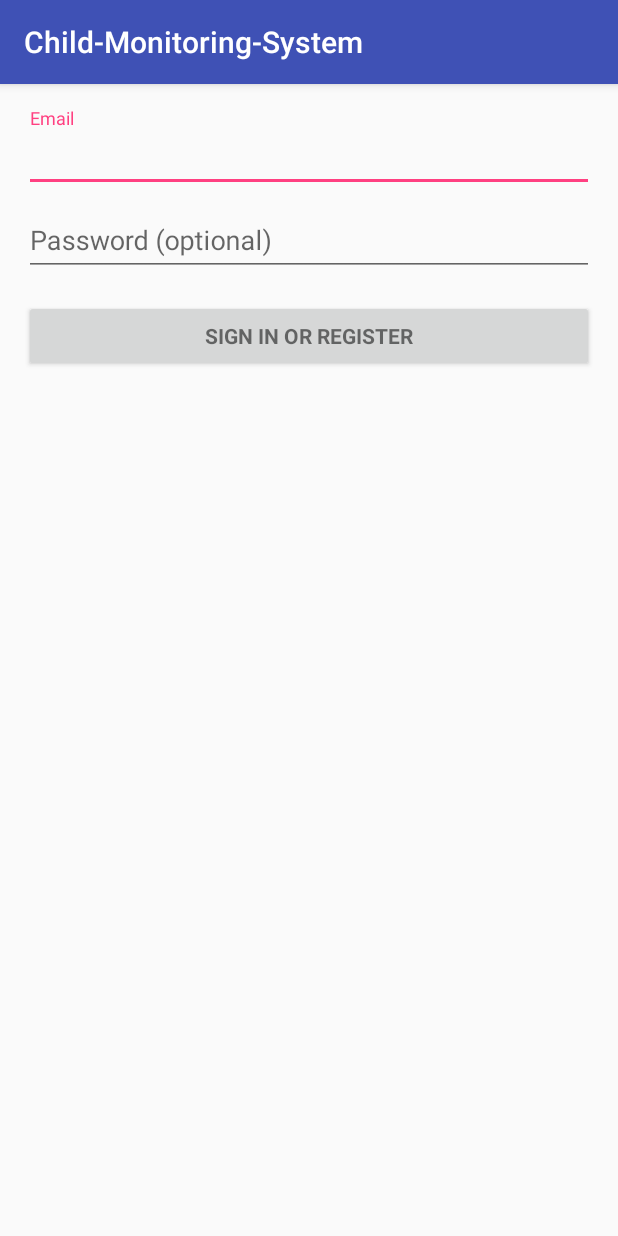
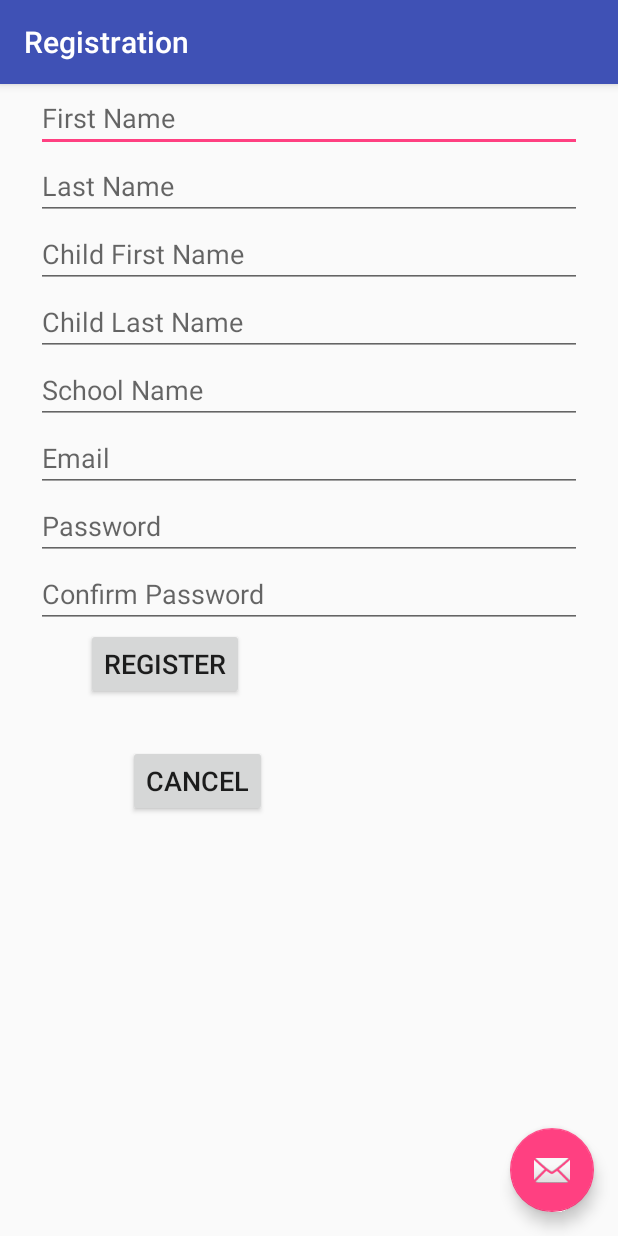
Before and after one commit to LukaASoban/Child-Monitoring-System, an Android app: the screen it shows after launch (LoginActivity before the commit, Registration after it), on a phone screen of 412 x 824 dp. Run offline under Robolectric (Android 15) with nearby library versions, the phone set to English and light mode, and no system bars; our stand-ins replace Firebase (no records; nobody signed in at launch, a user with empty details on screens opened directly).

Commit message:
added registration page

```diff
--- a/app/build.gradle
+++ b/app/build.gradle
@@ -26,6 +26,7 @@ dependencies {
     compile 'com.android.support:design:25.1.0'
     compile 'com.google.firebase:firebase-auth:10.0.1'
     compile 'com.google.android.gms:play-services-auth:10.0.1'
+    compile 'com.google.firebase:firebase-core:10.0.1'
 }
 
 apply plugin: 'com.google.gms.google-services'
--- /dev/null
+++ b/app/src/main/java/bigbrother/child_monitoring_system/Registration.java
@@ -0,0 +1,105 @@
+package bigbrother.child_monitoring_system;
+
+import android.app.ProgressDialog;
+import android.os.Bundle;
+import android.support.annotation.NonNull;
+import android.support.design.widget.FloatingActionButton;
+import android.support.design.widget.Snackbar;
+import android.support.v7.app.AppCompatActivity;
+import android.support.v7.widget.Toolbar;
+import android.text.TextUtils;
+import android.view.View;
+import android.widget.Button;
+import android.widget.EditText;
+import android.widget.ProgressBar;
+import android.widget.Toast;
+
+import com.google.android.gms.tasks.OnCompleteListener;
+import com.google.android.gms.tasks.Task;
+import com.google.firebase.auth.AuthResult;
+import com.google.firebase.auth.FirebaseAuth;
+
+public class Registration extends AppCompatActivity implements View.OnClickListener{
+
+    private Button buttonRegister;
+    private Button buttonCancel;
+    private EditText editTextEmail;
+    private EditText editTextPassword;
+    private ProgressDialog progressDialog;
+    private FirebaseAuth firebaseAuth;
+
+    @Override
+    protected void onCreate(Bundle savedInstanceState) {
+        super.onCreate(savedInstanceState);
+        setContentView(R.layout.activity_registration);
+
+        firebaseAuth = FirebaseAuth.getInstance();
+        System.out.println("firebaseAuth is null: " + firebaseAuth == null);
+        progressDialog = new ProgressDialog(this);
+
+        buttonRegister = (Button) findViewById(R.id.register);
+        buttonCancel = (Button) findViewById(R.id.cancel_registration);
+        editTextEmail = (EditText) findViewById(R.id.email);
+        editTextPassword = (EditText) findViewById(R.id.password);
+
+        buttonRegister.setOnClickListener(this);
+        buttonCancel.setOnClickListener(this);
+
+        Toolbar toolbar = (Toolbar) findViewById(R.id.toolbar);
+        setSupportActionBar(toolbar);
+
+        FloatingActionButton fab = (FloatingActionButton) findViewById(R.id.fab);
+        fab.setOnClickListener(new View.OnClickListener() {
+            @Override
+            public void onClick(View view) {
+                Snackbar.make(view, "Replace with your own action", Snackbar.LENGTH_LONG)
+                        .setAction("Action", null).show();
+            }
+        });
+    }
+
+    @Override
+    public void onClick(View view) {
+        if (buttonRegister == view) {
+            registerUser();
+        }
+
+        if (view == buttonCancel) {
+            //cancelRegistration();
+        }
+
+    }
+
+    private void registerUser() {
+        String email = editTextEmail.getText().toString().trim();
+        String password = editTextPassword.getText().toString().trim();
+
+        if (TextUtils.isEmpty(email)) {
+            Toast.makeText(this, "Please enter email", Toast.LENGTH_SHORT).show();
+            return;
+        }
+
+        if (TextUtils.isEmpty(password)) {
+            Toast.makeText(this, "Please enter password", Toast.LENGTH_SHORT).show();
+            return;
+        }
+
+        progressDialog.setMessage("Registering User...");
+        progressDialog.show();
+
+        firebaseAuth.createUserWithEmailAndPassword(email, password)
+                .addOnCompleteListener(this, new OnCompleteListener<AuthResult>() {
+                    @Override
+                    public void onComplete(@NonNull Task<AuthResult> task) {
+                        if (task.isSuccessful()) {
+                            //Toast.makeText(this, "Registered Successfully", Toast.LENGTH_SHORT).show();
+                            System.out.println("Registered Successfully");
+                        } else {
+                            //Toast.makeText(this, "Registered Successfully", Toast.LENGTH_SHORT).show();
+                            System.out.println("Registeration unsuccessful");
+                        }
+                    }
+                });
+    }
+
+}
--- /dev/null
+++ b/app/src/main/res/layout/activity_registration.xml
@@ -0,0 +1,34 @@
+<?xml version="1.0" encoding="utf-8"?>
+<android.support.design.widget.CoordinatorLayout xmlns:android="http://schemas.android.com/apk/res/android"
+    xmlns:app="http://schemas.android.com/apk/res-auto"
+    xmlns:tools="http://schemas.android.com/tools"
+    android:layout_width="match_parent"
+    android:layout_height="match_parent"
+    android:fitsSystemWindows="true"
+    tools:context="bigbrother.child_monitoring_system.Registration">
+
+    <android.support.design.widget.AppBarLayout
+        android:layout_width="match_parent"
+        android:layout_height="wrap_content"
+        android:theme="@style/AppTheme.AppBarOverlay">
+
+        <android.support.v7.widget.Toolbar
+            android:id="@+id/toolbar"
+            android:layout_width="match_parent"
+            android:layout_height="?attr/actionBarSize"
+            android:background="?attr/colorPrimary"
+            app:popupTheme="@style/AppTheme.PopupOverlay" />
+
+    </android.support.design.widget.AppBarLayout>
+
+    <include layout="@layout/content_registration" />
+
+    <android.support.design.widget.FloatingActionButton
+        android:id="@+id/fab"
+        android:layout_width="wrap_content"
+        android:layout_height="wrap_content"
+        android:layout_gravity="bottom|end"
+        android:layout_margin="@dimen/fab_margin"
+        app:srcCompat="@android:drawable/ic_dialog_email" />
+
+</android.support.design.widget.CoordinatorLayout>
--- /dev/null
+++ b/app/src/main/res/layout/content_registration.xml
@@ -0,0 +1,128 @@
+<ScrollView
+    xmlns:android="http://schemas.android.com/apk/res/android"
+    android:layout_width="fill_parent"
+    android:layout_height="fill_parent"
+    android:fitsSystemWindows="true">
+
+    <LinearLayout
+        android:orientation="vertical"
+        android:layout_width="match_parent"
+        android:layout_height="wrap_content"
+        android:paddingTop="56dp"
+        android:paddingLeft="24dp"
+        android:paddingRight="24dp">
+
+        <!-- First Name -->
+        <EditText
+            android:layout_width="fill_parent"
+            android:layout_height="wrap_content"
+            android:inputType="textPersonName"
+            android:ems="10"
+            android:id="@+id/FirstName"
+            android:hint="First Name"
+            android:layout_above="@+id/LastName"
+            android:layout_alignParentStart="true" />
+
+
+        <!-- Last Name -->
+        <EditText
+            android:layout_width="fill_parent"
+            android:layout_height="wrap_content"
+            android:inputType="textPersonName"
+            android:ems="10"
+            android:id="@+id/LastName"
+            android:hint="Last Name"
+            android:layout_below="@+id/FristName"
+            android:layout_alignParentStart="true" />
+
+        <EditText
+            android:layout_width="fill_parent"
+            android:layout_height="wrap_content"
+            android:inputType="textPersonName"
+            android:ems="10"
+            android:id="@+id/child_first_name"
+            android:hint="Child First Name"
+            android:layout_below="@+id/LastName"
+            android:layout_alignParentStart="true" />
+
+
+        <EditText
+            android:layout_width="fill_parent"
+            android:layout_height="wrap_content"
+            android:inputType="textPersonName"
+            android:ems="10"
+            android:id="@+id/child_last_name"
+            android:hint="Child Last Name"
+            android:layout_below="@+id/child_first_name"
+            android:layout_alignParentStart="true" />
+
+        <EditText
+            android:layout_width="fill_parent"
+            android:layout_height="wrap_content"
+            android:inputType="textPersonName"
+            android:ems="10"
+            android:id="@+id/school_name"
+            android:hint="School Name"
+            android:layout_below="@+id/child_first_name"
+            android:layout_alignParentStart="true" />
+
+
+        <EditText
+            android:layout_width="fill_parent"
+            android:layout_height="wrap_content"
+            android:inputType="textEmailAddress"
+            android:ems="10"
+            android:id="@+id/email"
+            android:hint="Email"
+            android:layout_below="@+id/child_first_name"
+            android:layout_alignParentStart="true" />
+
+
+        <EditText
+            android:layout_width="fill_parent"
+            android:layout_height="wrap_content"
+            android:inputType="textPassword"
+            android:ems="10"
+            android:id="@+id/password"
+            android:hint="Password"
+            android:layout_below="@+id/email"
+            android:layout_alignParentStart="true" />
+
+        <EditText
+            android:layout_width="fill_parent"
+            android:layout_height="wrap_content"
+            android:inputType="textPassword"
+            android:ems="10"
+            android:id="@+id/conf_password"
+            android:hint="Confirm Password"
+            android:layout_below="@+id/password"
+            android:layout_alignParentStart="true" />
+
+        <Button
+            style="?android:attr/buttonStyleSmall"
+            android:layout_width="wrap_content"
+            android:layout_height="wrap_content"
+            android:text="Register"
+            android:textSize="18dp"
+            android:id="@+id/register"
+            android:layout_marginStart="33dp"
+            android:onClick="registrationHandle"
+            android:layout_alignParentBottom="true"
+            android:layout_marginBottom="30dp"
+            android:layout_alignStart="@+id/passwordNotAMatch" />
+
+        <Button
+            style="?android:attr/buttonStyleSmall"
+            android:layout_width="wrap_content"
+            android:layout_height="wrap_content"
+            android:text="Cancel"
+            android:textSize="18dp"
+            android:id="@+id/cancel_registration"
+            android:onClick="buttonOnCancelLogin"
+            android:layout_toEndOf="@+id/button"
+            android:layout_alignParentBottom="true"
+            android:layout_marginBottom="30dp"
+            android:layout_marginStart="61dp" />
+
+    </LinearLayout>
+</ScrollView>
--- /dev/null
+++ b/app/src/main/res/values-v21/styles.xml
@@ -0,0 +1,9 @@
+<resources>
+
+    <style name="AppTheme.NoActionBar">
+        <item name="windowActionBar">false</item>
+        <item name="windowNoTitle">true</item>
+        <item name="android:windowDrawsSystemBarBackgrounds">true</item>
+        <item name="android:statusBarColor">@android:color/transparent</item>
+    </style>
+</resources>
--- /dev/null
+++ b/app/src/main/res/values-w820dp/dimens.xml
@@ -0,0 +1,6 @@
+<resources>
+    <!-- Example customization of dimensions originally defined in res/values/dimens.xml
+         (such as screen margins) for screens with more than 820dp of available width. This
+         would include 7" and 10" devices in landscape (~960dp and ~1280dp respectively). -->
+    <dimen name="activity_horizontal_margin">64dp</dimen>
+</resources>
--- a/app/src/main/res/values/dimens.xml
+++ b/app/src/main/res/values/dimens.xml
@@ -2,4 +2,5 @@
     <!-- Default screen margins, per the Android Design guidelines. -->
     <dimen name="activity_horizontal_margin">16dp</dimen>
     <dimen name="activity_vertical_margin">16dp</dimen>
+    <dimen name="fab_margin">16dp</dimen>
 </resources>
--- a/app/src/main/res/values/strings.xml
+++ b/app/src/main/res/values/strings.xml
@@ -13,4 +13,5 @@
     <string name="permission_rationale">"Contacts permissions are needed for providing email
         completions."
     </string>
+    <string name="title_activity_registration">Registration</string>
 </resources>
--- a/app/src/main/res/values/styles.xml
+++ b/app/src/main/res/values/styles.xml
@@ -8,4 +8,13 @@
         <item name="colorAccent">@color/colorAccent</item>
     </style>
 
+    <style name="AppTheme.NoActionBar">
+        <item name="windowActionBar">false</item>
+        <item name="windowNoTitle">true</item>
+    </style>
+
+    <style name="AppTheme.AppBarOverlay" parent="ThemeOverlay.AppCompat.Dark.ActionBar" />
+
+    <style name="AppTheme.PopupOverlay" parent="ThemeOverlay.AppCompat.Light" />
+
 </resources>
--- a/build.gradle
+++ b/build.gradle
@@ -5,7 +5,7 @@ buildscript {
         jcenter()
     }
     dependencies {
-        classpath 'com.android.tools.build:gradle:1.5.0'
+        classpath 'com.android.tools.build:gradle:2.2.3'
         classpath 'com.google.gms:google-services:3.0.0'
         // NOTE: Do not place your application dependencies here; they belong
         // in the individual module build.gradle files
```
Also changed, not shown: app/src/main/AndroidManifest.xml (+5 -2 lines), app/src/main/java/bigbrother/child_monitoring_system/LoginActivity.java (line endings or trailing spaces), gradle/wrapper/gradle-wrapper.properties, 1 other file.
